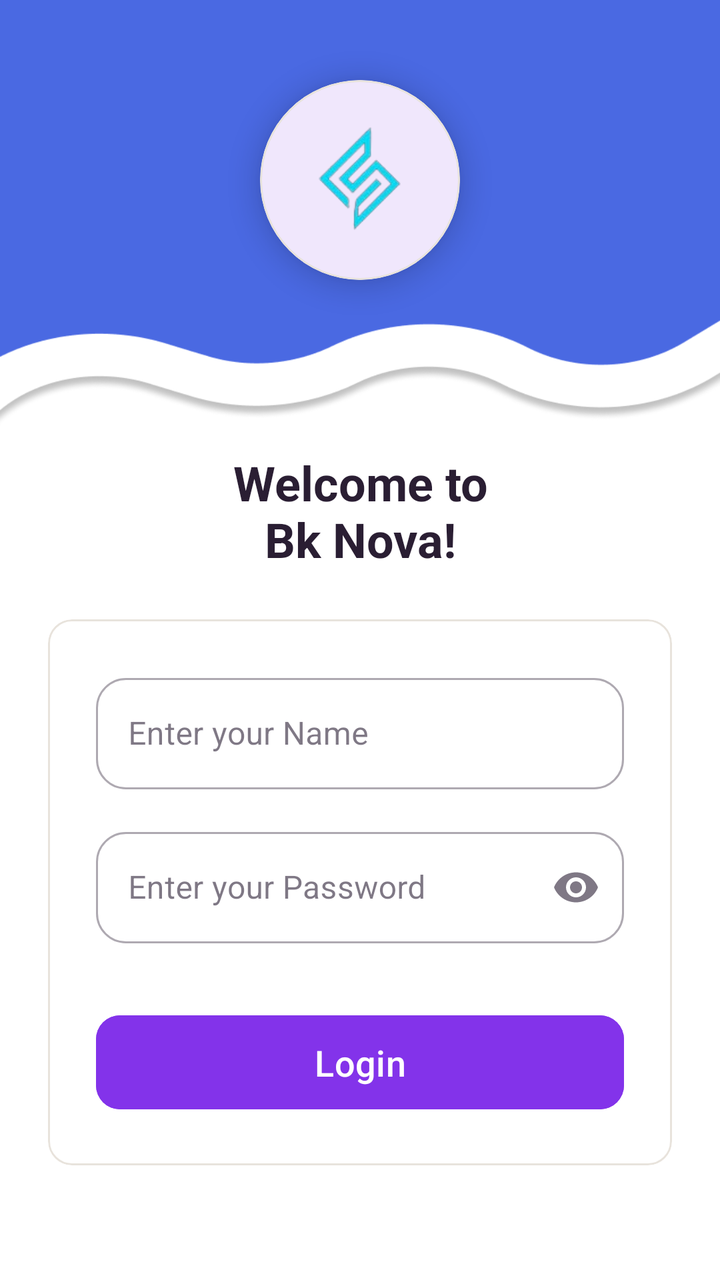
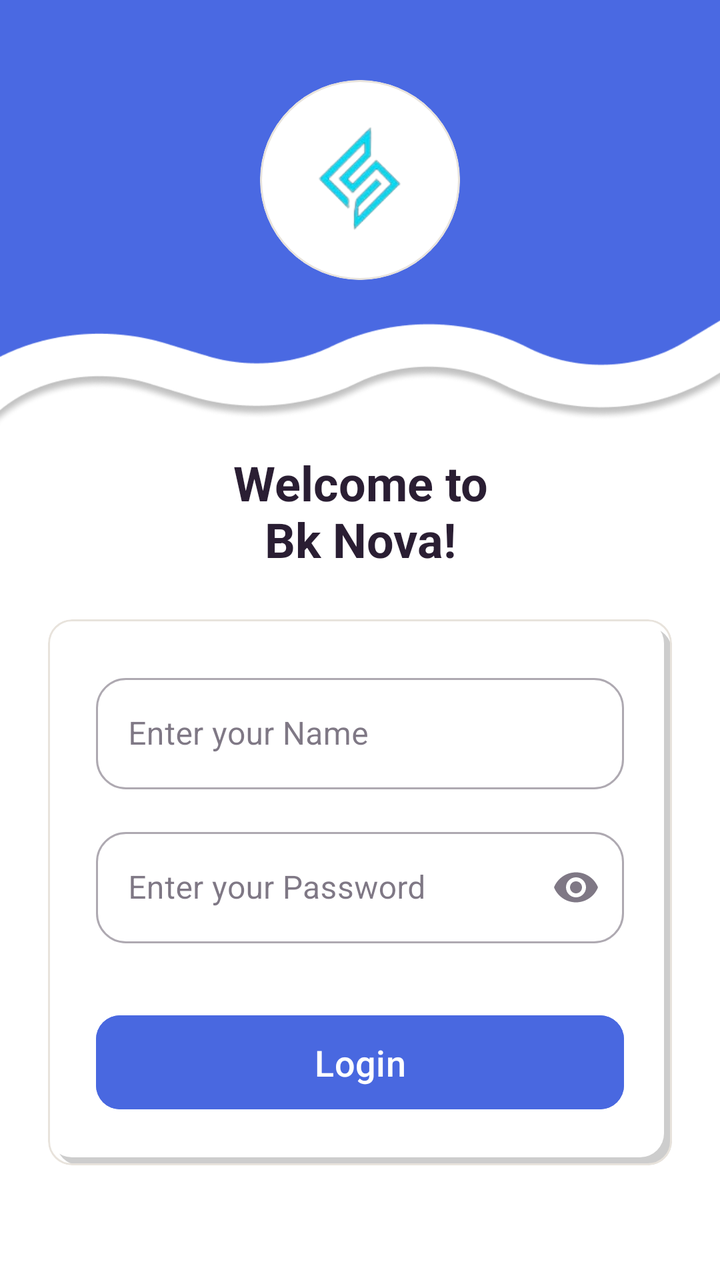

Compare the two renders of this Android layout. The source of the first and the diff that turns it into the second are given below.
<!-- AndroidManifest.xml: application theme Theme.BkNova -->
<!-- res/layout/activity_login.xml -->
<?xml version="1.0" encoding="utf-8"?>
<androidx.core.widget.NestedScrollView xmlns:android="http://schemas.android.com/apk/res/android"
    xmlns:app="http://schemas.android.com/apk/res-auto"
    xmlns:tools="http://schemas.android.com/tools"
    android:layout_width="match_parent"
    android:layout_height="match_parent"
    android:fillViewport="true"
    android:background="@color/white">

    <androidx.constraintlayout.widget.ConstraintLayout
        android:id="@+id/main"
        android:layout_width="match_parent"
        android:layout_height="wrap_content"
        tools:context=".activity.LoginActivity">

        
        <FrameLayout
            android:id="@+id/header_container"
            android:layout_width="match_parent"
            android:layout_height="220dp"
            android:background="@drawable/img_1"
            app:layout_constraintTop_toTopOf="parent">

            <com.google.android.material.card.MaterialCardView
                android:id="@+id/logo_card"
                android:layout_width="100dp"
                android:layout_height="100dp"
                android:layout_gravity="center"
                android:layout_marginBottom="20dp"
                app:cardBackgroundColor="@android:color/white"
                app:cardCornerRadius="50dp"
                app:cardElevation="8dp">

                <ImageView
                    android:layout_width="85dp"
                    android:layout_height="85dp"
                    android:layout_gravity="center"
                    android:src="@drawable/logo"
                    tools:ignore="ContentDescription" />
            </com.google.android.material.card.MaterialCardView>
        </FrameLayout>

        
        <TextView
            android:id="@+id/tv_welcome"
            android:layout_width="wrap_content"
            android:layout_height="wrap_content"
            android:layout_marginTop="5dp"
            android:gravity="center"
            android:text="@string/name_page"
            android:textColor="@color/text_color_primary"
            android:textSize="24sp"
            android:textStyle="bold"
            app:layout_constraintEnd_toEndOf="parent"
            app:layout_constraintStart_toStartOf="parent"
            app:layout_constraintTop_toBottomOf="@id/header_container" />

        
        <com.google.android.material.card.MaterialCardView
            android:id="@+id/login_card"
            android:layout_width="0dp"
            android:layout_height="wrap_content"
            android:layout_marginStart="24dp"
            android:layout_marginEnd="24dp"
            android:layout_marginTop="24dp"
            android:layout_marginBottom="32dp"
            app:layout_constraintWidth_max="488dp"
            app:layout_constraintEnd_toEndOf="parent"
            app:layout_constraintStart_toStartOf="parent"
            app:layout_constraintTop_toBottomOf="@id/tv_welcome"
            app:layout_constraintBottom_toTopOf="@+id/bottom_bg"
            app:layout_constraintVertical_bias="0.0">

            <LinearLayout
                android:layout_width="match_parent"
                android:layout_height="wrap_content"
                android:orientation="vertical"
                android:background="@color/white"
                android:padding="24dp">

                <com.google.android.material.textfield.TextInputLayout
                    android:id="@+id/til_email"
                    style="@style/Widget.MaterialComponents.TextInputLayout.OutlinedBox"
                    android:layout_width="match_parent"
                    android:layout_height="wrap_content"
                    android:hint="@string/name"
                    app:maxWidth="488dp"
                    android:layout_gravity="center_horizontal"
                    app:boxCornerRadiusBottomEnd="15dp"
                    app:boxCornerRadiusBottomStart="15dp"
                    app:boxCornerRadiusTopEnd="15dp"
                    app:boxCornerRadiusTopStart="15dp">

                    <com.google.android.material.textfield.TextInputEditText
                        android:layout_width="match_parent"
                        android:layout_height="wrap_content"
                        android:importantForAutofill="no"
                        android:inputType="textEmailAddress" />
                </com.google.android.material.textfield.TextInputLayout>

                <com.google.android.material.textfield.TextInputLayout
                    android:id="@+id/til_password"
                    style="@style/Widget.MaterialComponents.TextInputLayout.OutlinedBox"
                    android:layout_width="match_parent"
                    android:layout_height="wrap_content"
                    android:layout_marginTop="16dp"
                    android:hint="@string/password"
                    app:maxWidth="488dp"
                    android:layout_gravity="center_horizontal"
                    app:boxCornerRadiusBottomEnd="15dp"
                    app:boxCornerRadiusBottomStart="15dp"
                    app:boxCornerRadiusTopEnd="15dp"
                    app:boxCornerRadiusTopStart="15dp"
                    app:endIconMode="password_toggle">

                    <com.google.android.material.textfield.TextInputEditText
                        android:layout_width="match_parent"
                        android:layout_height="wrap_content"
                        android:importantForAutofill="no"
                        android:inputType="textPassword" />
                </com.google.android.material.textfield.TextInputLayout>

                
                <com.google.android.material.button.MaterialButton
                    android:id="@+id/btn_login"
                    android:layout_width="wrap_content"
                    android:layout_height="55dp"
                    android:layout_marginTop="32dp"
                    android:layout_gravity="center_horizontal"
                    android:minWidth="280dp"
                    android:maxWidth="320dp"
                    android:backgroundTint="@color/brand_primary"
                    android:text="@string/login"
                    android:textAllCaps="false"
                    android:textSize="18sp"
                    app:cornerRadius="12dp" />
            </LinearLayout>
        </com.google.android.material.card.MaterialCardView>

        
        <View
            android:id="@+id/bottom_bg"
            android:layout_width="match_parent"
            android:layout_height="120dp"
            android:background="@drawable/img"
            app:layout_constraintBottom_toBottomOf="parent"
            app:layout_constraintTop_toBottomOf="@id/login_card"
            app:layout_constraintVertical_bias="1.0" />

    </androidx.constraintlayout.widget.ConstraintLayout>
</androidx.core.widget.NestedScrollView>
<!-- resources referenced by this layout -->
<resources>
  <color name="brand_primary">#8333EA</color>
  <color name="text_color_primary">#2A1E33</color>
  <color name="white">#FFFFFFFF</color>
  <!-- drawable img: png bitmap (drawable, 18517 bytes) -->
  <!-- drawable img_1: png bitmap (drawable, 20213 bytes) -->
  <!-- drawable logo: png bitmap (drawable, 9816 bytes) -->
  <string name="login">Login</string>
  <string name="name">Enter your Name</string>
  <string name="name_page">Welcome to\nBk Nova!</string>
  <string name="password">Enter your Password</string>
  <style name="Theme.BkNova" parent="Base.Theme.BkNova" />
  <style name="Base.Theme.BkNova" parent="Theme.Material3.Light.NoActionBar">
  
          
          <item name="colorPrimary">@color/brand_primary</item>
          <item name="colorOnPrimary">@color/white</item>
          <item name="colorPrimaryContainer">@color/brand_soft</item>
          <item name="colorOnPrimaryContainer">@color/text_color_primary</item>
  
          <item name="colorSecondary">@color/accent_pink</item>
          
          <item name="colorOnSecondary">@color/text_color_primary</item>
          <item name="colorSecondaryContainer">@color/accent_pink_soft</item>
          <item name="colorOnSecondaryContainer">@color/text_color_primary</item>
  
          <item name="colorTertiary">@color/accent_peach</item>
          <item name="colorOnTertiary">@color/text_color_primary</item>
          <item name="colorTertiaryContainer">@color/accent_peach_soft</item>
          <item name="colorOnTertiaryContainer">@color/text_color_primary</item>
  
          <item name="colorSurface">@color/white</item>
          <item name="colorOnSurface">@color/text_color_primary</item>
          <item name="colorSurfaceVariant">@color/background_cream</item>
          <item name="colorOnSurfaceVariant">@color/text_color_secondary</item>
          <item name="android:colorBackground">@color/background_cream</item>
          <item name="colorOnBackground">@color/text_color_primary</item>
  
          <item name="colorOutline">@color/divider_color</item>
          <item name="colorOutlineVariant">@color/divider_color</item>
  
          <item name="colorError">@color/red_text</item>
          <item name="colorOnError">@color/white</item>
          <item name="colorErrorContainer">@color/red_light</item>
          <item name="colorOnErrorContainer">@color/red_text</item>
  
          <item name="android:windowBackground">@color/background_cream</item>
  
          
          <item name="android:statusBarColor">@color/white</item>
          <item name="android:windowLightStatusBar">true</item>
          <item name="android:navigationBarColor">@color/white</item>
          <item name="android:windowLightNavigationBar" tools:targetApi="o_mr1">true</item>
      </style>
  <color name="brand_soft">#F0E6FC</color>
  <color name="accent_pink">#FF7FAF</color>
  <color name="accent_pink_soft">#FFECF3</color>
  <color name="accent_peach">#FFC6BF</color>
  <color name="accent_peach_soft">#FFE8E5</color>
  <color name="background_cream">#F8F7F2</color>
  <color name="text_color_secondary">#6B5E75</color>
  <color name="divider_color">#E8E3DC</color>
  <color name="red_text">#DC2626</color>
  <color name="red_light">#FEE2E2</color>
</resources>

<!-- the commit's change to res/layout/activity_login.xml (unified diff, before → after) -->
@@ -27,9 +27,9 @@
                 android:layout_height="100dp"
                 android:layout_gravity="center"
                 android:layout_marginBottom="20dp"
-                app:cardBackgroundColor="@android:color/white"
+                app:cardBackgroundColor="@color/white"
                 app:cardCornerRadius="50dp"
-                app:cardElevation="8dp">
+               >
 
                 <ImageView
                     android:layout_width="85dp"
@@ -75,7 +75,7 @@
                 android:layout_width="match_parent"
                 android:layout_height="wrap_content"
                 android:orientation="vertical"
-                android:background="@color/white"
+                android:background="@drawable/bg_grid_shadow"
                 android:padding="24dp">
 
                 <com.google.android.material.textfield.TextInputLayout
@@ -129,7 +129,7 @@
                     android:layout_gravity="center_horizontal"
                     android:minWidth="280dp"
                     android:maxWidth="320dp"
-                    android:backgroundTint="@color/brand_primary"
+                    android:backgroundTint="#4968E0"
                     android:text="@string/login"
                     android:textAllCaps="false"
                     android:textSize="18sp"
<!-- resource entries referenced after the edit -->
@@ -1,8 +1,38 @@
 <!-- resources referenced by this layout -->
 <resources>
-  <color name="brand_primary">#8333EA</color>
+  <color name="brand_primary">#5561F4</color>
   <color name="text_color_primary">#2A1E33</color>
   <color name="white">#FFFFFFFF</color>
+  <!-- drawable bg_grid_shadow (drawable) -->
+  <?xml version="1.0" encoding="utf-8"?>
+  <layer-list xmlns:android="http://schemas.android.com/apk/res/android">
+  
+      
+      <item
+          android:left="4dp"
+  
+          android:top="4dp">
+  
+          <shape android:shape="rectangle">
+              <solid android:color="#32000000" />
+              <corners android:radius="12dp" />
+          </shape>
+  
+      </item>
+  
+      
+      <item
+          android:right="4dp"
+          android:bottom="4dp">
+  
+          <shape android:shape="rectangle">
+              <solid android:color="#FFFFFF" />
+              <corners android:radius="12dp" />
+          </shape>
+  
+      </item>
+  
+  </layer-list>
   <!-- drawable img: png bitmap (drawable, 18517 bytes) -->
   <!-- drawable img_1: png bitmap (drawable, 20213 bytes) -->
   <!-- drawable logo: png bitmap (drawable, 9816 bytes) -->
